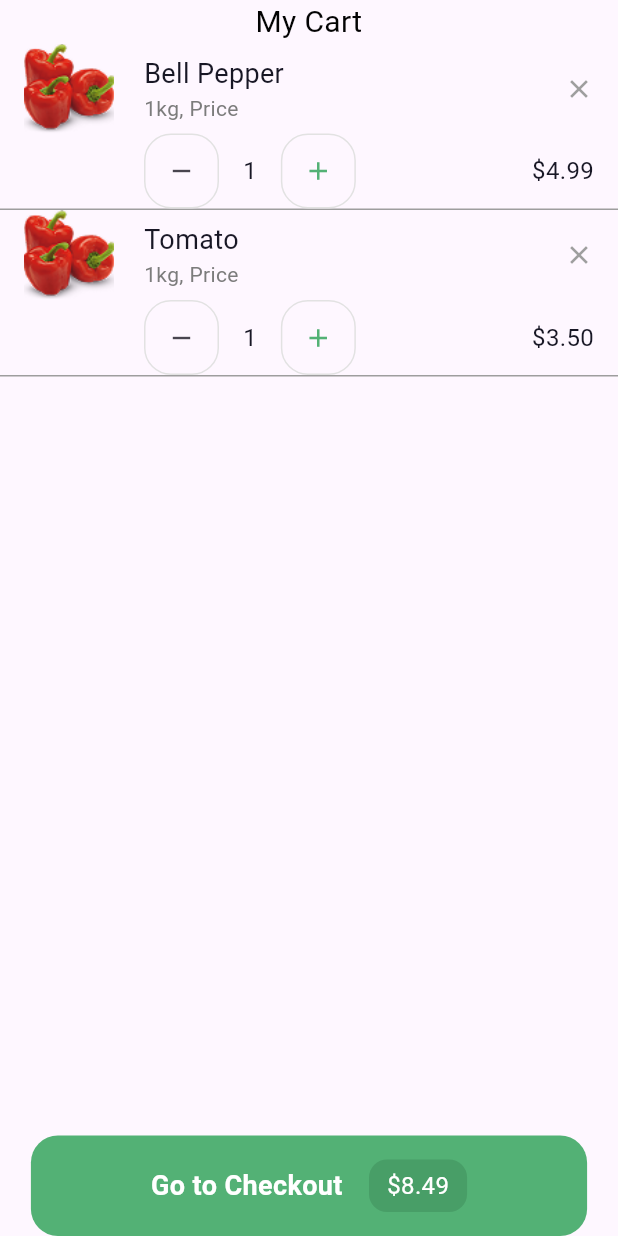
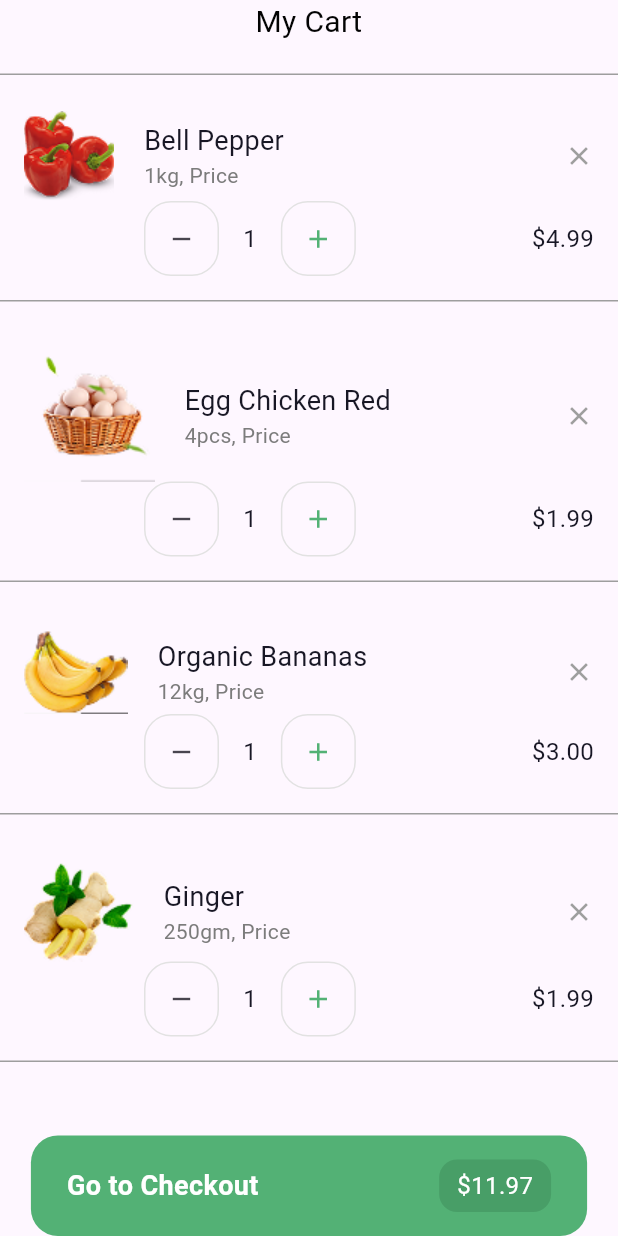
Before and after one commit to ThienNguyen1406/foodapp-delivery, a Flutter app: the CartScreen screen opened directly, on a phone screen of 412 x 824 dp. Run offline on Flutter 3.47's test engine with Material 3 defaults, Android fonts, the phone set to English and light mode, and no system bars; our stand-ins replace firebase_core, font_awesome_flutter, pin_code_fields; accounts and stored records are empty; Roboto replaces fonts that are missing (lib/res/theme/fonts/Gilroy-Black.ttf, lib/res/theme/fonts/Gilroy-Bold.ttf).

Commit message:
new code

```diff
--- a/lib/screen/cart_screen.dart
+++ b/lib/screen/cart_screen.dart
@@ -1,4 +1,5 @@
 import 'package:flutter/material.dart';
+import 'package:foodapp_delivery/res/assets/app_images.dart';
 import 'package:foodapp_delivery/res/theme/colors/app_colors.dart';
 import 'package:foodapp_delivery/res/theme/fonts/app_fonts.dart';
 import 'package:foodapp_delivery/widget/product_item_widget.dart';
@@ -13,17 +14,33 @@ class CartScreen extends StatefulWidget {
 class _CartScreenState extends State<CartScreen> {
   double totalPrice = 0.0;
 
-  // Giỏ hàng tạm thời
+  // Giỏ hàng tạm thời với danh sách sản phẩm
   final List<ProductItemWidget> cartItems = [
     ProductItemWidget(title: "Bell Pepper", price: 4.99),
-    ProductItemWidget(title: "Tomato", price: 3.50),
+    ProductItemWidget(
+      title: "Egg Chicken Red",
+      price: 1.99,
+      imageProduct: Image.asset(AppImages.EggsImage),
+      info: "4pcs, Price",
+    ),
+    ProductItemWidget(
+      title: "Organic Bananas",
+      price: 3.00,
+      imageProduct: Image.asset(AppImages.Banana_Image),
+      info: "12kg, Price",
+    ),
+    ProductItemWidget(
+      title: "Ginger",
+      price: 1.99,
+      imageProduct: Image.asset(AppImages.GingerImage),
+      info: "250gm, Price",
+    ),
   ];
 
   @override
   void initState() {
     super.initState();
     totalPriceProduct();
-    totalPrice;
   }
 
   void totalPriceProduct() {
@@ -40,22 +57,35 @@ class _CartScreenState extends State<CartScreen> {
           children: [
             Align(
               alignment: Alignment.topCenter,
+              child: Padding(
+                padding: EdgeInsets.only(bottom: 20),
                 child: Text(
                   "My Cart",
                   style: AppFonts.GilroyBold400(20, AppColors.textColor_Black),
                   textAlign: TextAlign.center,
                 ),
               ),
+            ),
+            Container(
+              decoration: BoxDecoration(
+                  border:
+                      Border(bottom: BorderSide(width: 1, color: Colors.grey))),
+            ),
             Expanded(
-              child: ListView.builder(
-                itemCount: cartItems.length,
-                itemBuilder: (context, index) {
-                  return cartItems[index];
-                },
+              child: SingleChildScrollView(
+                child: Column(
+                  children: cartItems
+                      .map((item) => Padding(
+                            padding: EdgeInsets.symmetric(
+                                vertical: 8),
+                            child: item,
+                          ))
+                      .toList(),
+                ),
               ),
             ),
             Container(
-              padding: EdgeInsets.symmetric(vertical: 16, horizontal: 80),
+              padding: EdgeInsets.symmetric(vertical: 16, horizontal: 24),
               width: MediaQuery.of(context).size.width * 0.9,
               decoration: BoxDecoration(
                 color: AppColors.primary_Color,
--- a/lib/screen/search_screen.dart
+++ b/lib/screen/search_screen.dart
@@ -17,7 +17,8 @@ class _SearchScreenState extends State<SearchScreen> {
   @override
   Widget build(BuildContext context) {
     return Scaffold(
-      body: SafeArea(
+      body: Container(
+        padding: EdgeInsets.symmetric(horizontal: 16),
         child: Padding(
           padding: EdgeInsets.symmetric(horizontal: 12),
           child: SingleChildScrollView(
--- a/lib/widget/product_item_widget.dart
+++ b/lib/widget/product_item_widget.dart
@@ -65,7 +65,7 @@ class _ProductItemWidgetState extends State<ProductItemWidget> {
   @override
   Widget build(BuildContext context) {
     return Container(
-      padding: EdgeInsets.symmetric(horizontal: 16),
+      padding: EdgeInsets.symmetric(horizontal: 16,vertical: 16),
       decoration: BoxDecoration(
           border: Border(bottom: BorderSide(width: 1, color: Colors.grey))),
       child: Column(
```
Lines whose indentation alone changed are shown as unchanged.
